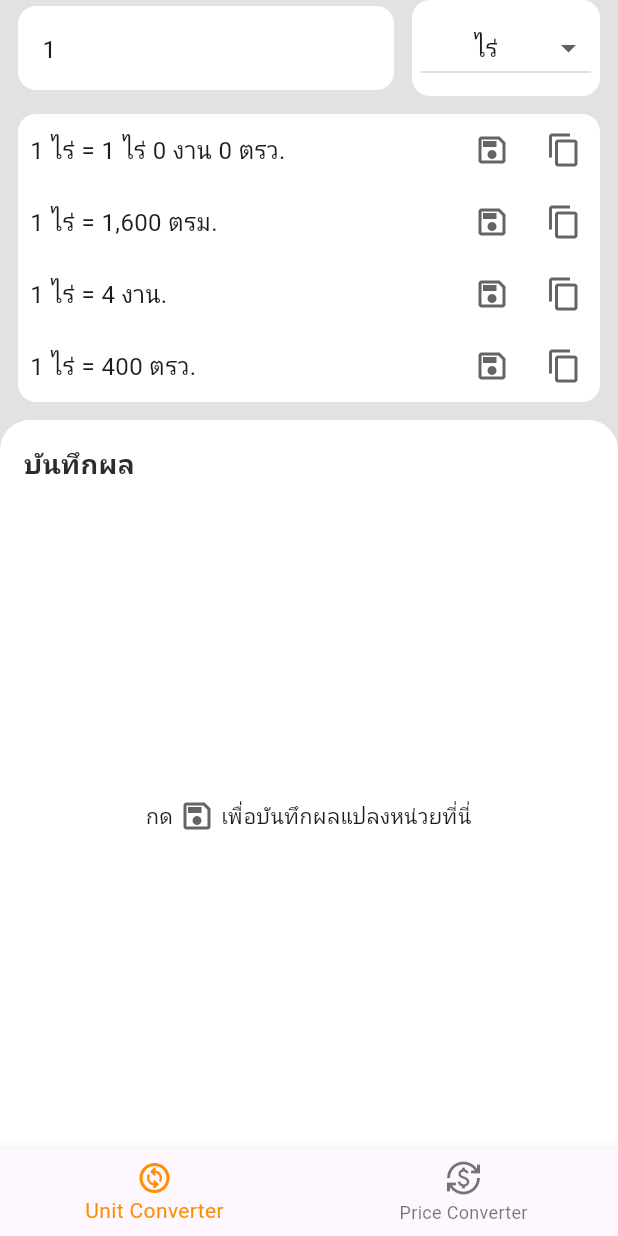
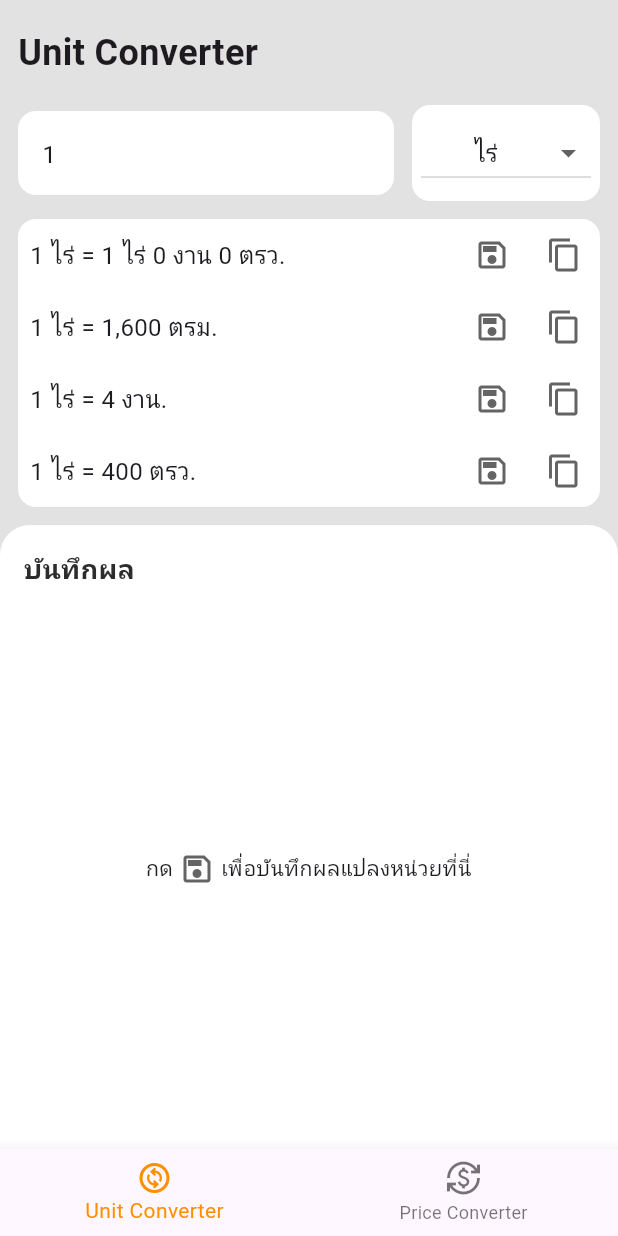
Before and after one commit to Khanin-devmode/convertrai_flutter, a Flutter app: the screen it shows after launch, on a phone screen of 412 x 824 dp. Run offline on Flutter 3.47's test engine with Material 2 defaults, Android fonts, the phone set to English and light mode, and no system bars; our stand-ins replace flutter_riverpod, google_mobile_ads; missing offline and left inert: pattern_formatter; network calls fail; Roboto replaces fonts that are missing (MontserratAlternates); project files that could hold a hidden picture were left out.

Commit message:
simple header

```diff
--- a/lib/features/price_converter/presentation/price_converter_page.dart
+++ b/lib/features/price_converter/presentation/price_converter_page.dart
@@ -4,6 +4,7 @@ import 'package:convert_rai/features/price_converter/presentation/sections/price
 import 'package:convert_rai/features/price_converter/presentation/sections/prince_input_section.dart';
 import 'package:convert_rai/features/unit_converter/data/calculation_model.dart';
 import 'package:convert_rai/features/unit_converter/presentation/helper_function.dart';
+import 'package:convert_rai/shared_widgets/header_label.dart';
 import 'package:flutter/material.dart';
 import 'package:flutter_riverpod/flutter_riverpod.dart';
 
@@ -61,6 +62,7 @@ class PriceConverterPageState extends ConsumerState<PriceConverterPage> {
       child: Column(
         crossAxisAlignment: CrossAxisAlignment.start,
         children: [
+          const HeaderLabel(label: 'Price Converter'),
           PriceInputSection(
             seletedInputUnit: seletedInputUnit,
             singleInputCtrl: singleInputCtrl,
--- a/lib/features/unit_converter/presentation/pages/converter_page.dart
+++ b/lib/features/unit_converter/presentation/pages/converter_page.dart
@@ -3,6 +3,7 @@ import 'package:convert_rai/features/unit_converter/presentation/sections/input_
 import 'package:convert_rai/features/unit_converter/presentation/sections/output_unit_section.dart';
 import 'package:convert_rai/features/unit_converter/presentation/sections/save_result_section.dart';
 import 'package:convert_rai/features/unit_converter/domain/saving_logic.dart';
+import 'package:convert_rai/shared_widgets/header_label.dart';
 import 'package:flutter/material.dart';
 import 'package:flutter_riverpod/flutter_riverpod.dart';
 
@@ -27,7 +28,9 @@ class ConverterPageState extends ConsumerState<ConverterPage> {
     final saveNotifier = ref.watch(saveNotifierProvider.notifier);
 
     return Column(
+      crossAxisAlignment: CrossAxisAlignment.start,
       children: [
+        const HeaderLabel(label: 'Unit Converter'),
         InputArea(
             calState: calState,
             singleInputCtrl: singleInputCtrl,
--- /dev/null
+++ b/lib/shared_widgets/header_label.dart
@@ -0,0 +1,21 @@
+import 'package:flutter/material.dart';
+
+class HeaderLabel extends StatelessWidget {
+  const HeaderLabel({super.key, required this.label});
+
+  final String label;
+
+  @override
+  Widget build(BuildContext context) {
+    return Padding(
+      padding: const EdgeInsets.symmetric(horizontal: 12, vertical: 18),
+      child: Text(
+        label,
+        style: const TextStyle(
+          fontSize: 24,
+          fontWeight: FontWeight.bold,
+        ),
+      ),
+    );
+  }
+}
```
